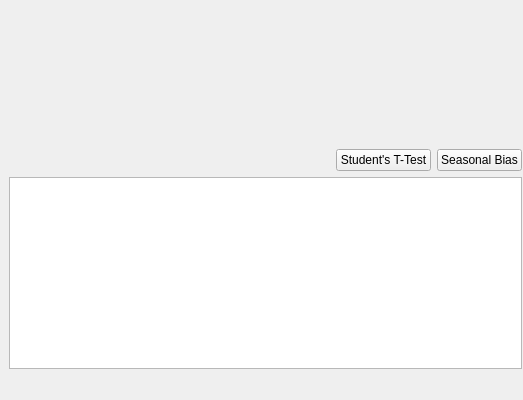
The window that src/plotselect.ui (RolfVieten/StalGrowth) describes before a commit, drawn with Qt 5; both pictures show x 0 to 523 and y 83 to 483 of the 816 by 483 pixel window.
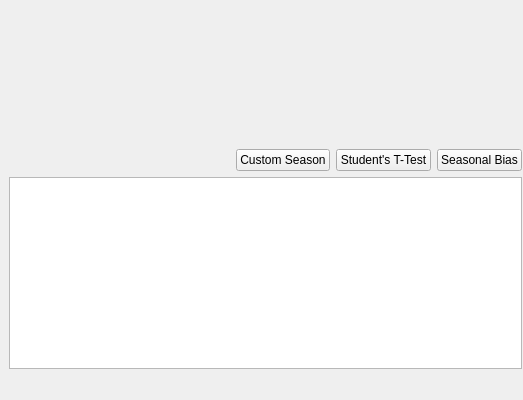
The same window after the commit. Custom widgets are drawn as their Qt base class.

The edit to the form file:
```diff
--- a/src/plotselect.ui
+++ b/src/plotselect.ui
@@ -48,6 +48,13 @@
           </property>
          </spacer>
         </item>
+        <item>
+         <widget class="QPushButton" name="customSeason">
+          <property name="text">
+           <string>Custom Season</string>
+          </property>
+         </widget>
+        </item>
         <item>
          <widget class="QPushButton" name="pushButton">
           <property name="text">
```
